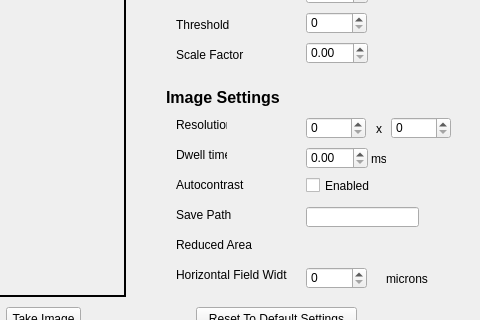
The window that fibsem/ui/qtdesigner_files/connect.ui (DeMarcoLab/fibsem) describes before a commit, drawn with Qt 5; both pictures show x 724 to 1204 and y 173 to 493 of the 1204 by 741 pixel window.
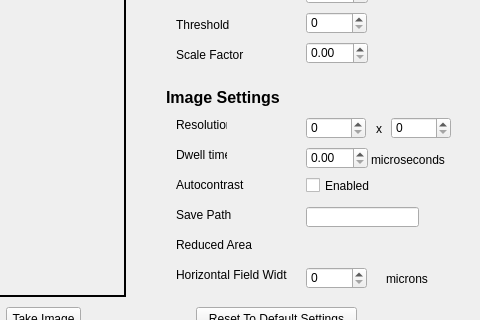
The same window after the commit.

The edit to the form file:
```diff
--- a/fibsem/ui/qtdesigner_files/connect.ui
+++ b/fibsem/ui/qtdesigner_files/connect.ui
@@ -480,12 +480,12 @@
      <rect>
       <x>1095</x>
       <y>325</y>
-      <width>15</width>
-      <height>13</height>
+      <width>81</width>
+      <height>16</height>
      </rect>
     </property>
     <property name="text">
-     <string>ms</string>
+     <string>microseconds</string>
     </property>
    </widget>
    <widget class="QCheckBox" name="autocontrast_enable">
```
